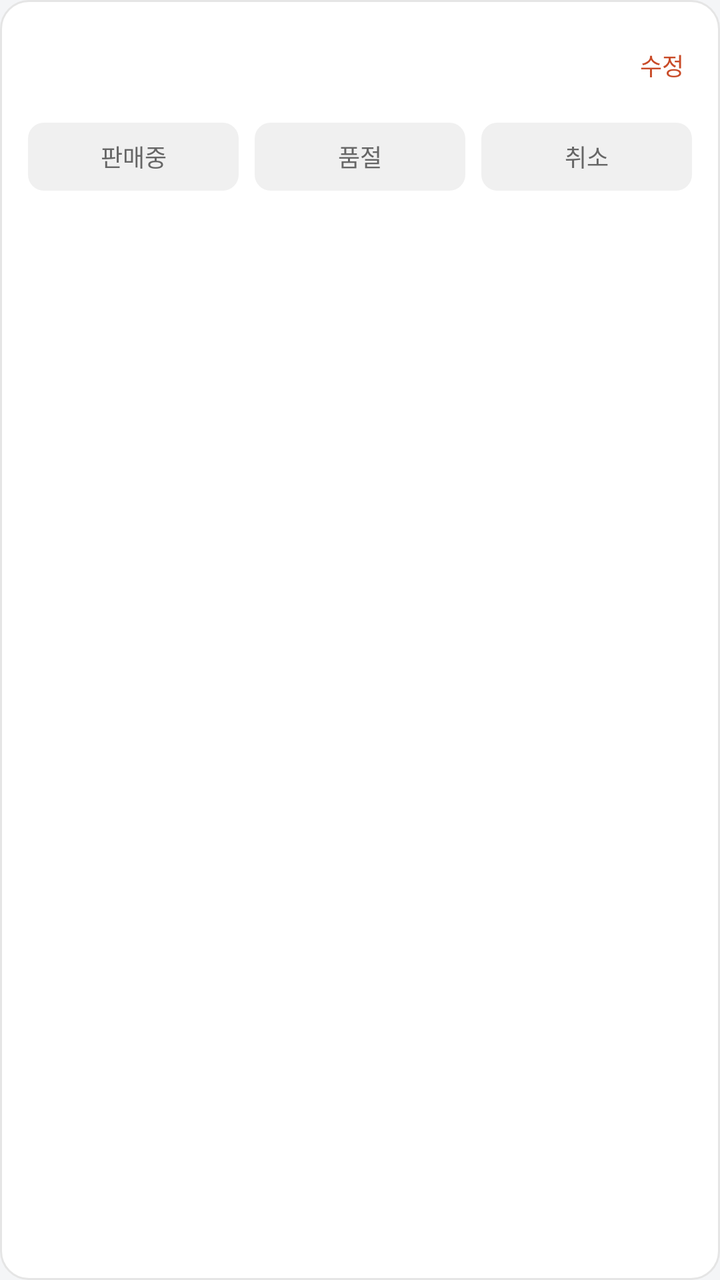
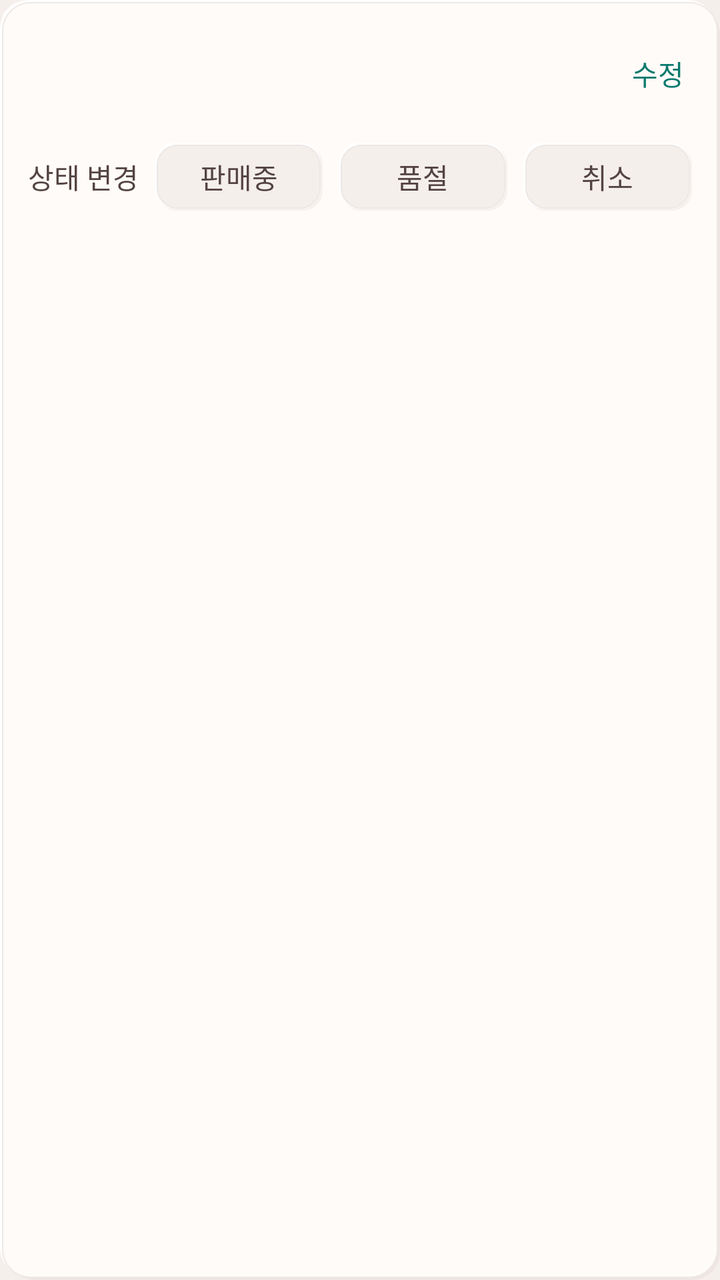

Compare the two renders of this Android layout. The source of the first and the diff that turns it into the second are given below.
<!-- AndroidManifest.xml: application theme Theme.Deuktemsiru_seller -->
<!-- res/layout/item_sale_item.xml -->
<?xml version="1.0" encoding="utf-8"?>

<LinearLayout
    xmlns:android="http://schemas.android.com/apk/res/android"
    android:layout_width="match_parent"
    android:layout_height="wrap_content"
    android:orientation="vertical"
    android:background="@drawable/bg_card_white"
    android:padding="14dp"
    android:layout_marginBottom="10dp">

    <LinearLayout
        android:layout_width="match_parent"
        android:layout_height="wrap_content"
        android:orientation="horizontal"
        android:gravity="center_vertical">

        <TextView
            android:id="@+id/tv_item_emoji"
            android:layout_width="36dp"
            android:layout_height="36dp"
            android:gravity="center"
            android:textSize="20sp" />

        <LinearLayout
            android:layout_width="0dp"
            android:layout_height="wrap_content"
            android:layout_weight="1"
            android:layout_marginStart="10dp"
            android:orientation="vertical">

            <TextView
                android:id="@+id/tv_item_name"
                android:layout_width="wrap_content"
                android:layout_height="wrap_content"
                android:textSize="14sp"
                android:textColor="@color/text"
                android:fontFamily="sans-serif-medium" />

            <TextView
                android:id="@+id/tv_item_detail"
                android:layout_width="wrap_content"
                android:layout_height="wrap_content"
                android:layout_marginTop="2dp"
                android:textSize="12sp"
                android:textColor="@color/text_sub" />

        </LinearLayout>

        <TextView
            android:id="@+id/tv_item_status"
            android:layout_width="wrap_content"
            android:layout_height="wrap_content"
            android:paddingHorizontal="10dp"
            android:paddingVertical="4dp"
            android:textSize="12sp"
            android:fontFamily="sans-serif-medium" />

        <TextView
            android:id="@+id/btn_edit"
            android:layout_width="wrap_content"
            android:layout_height="wrap_content"
            android:text="수정"
            android:textSize="12sp"
            android:textColor="@color/primary"
            android:paddingStart="8dp"
            android:paddingEnd="4dp"
            android:paddingVertical="4dp"
            android:fontFamily="sans-serif-medium"
            android:clickable="true"
            android:focusable="true" />

    </LinearLayout>

    <LinearLayout
        android:layout_width="match_parent"
        android:layout_height="wrap_content"
        android:orientation="horizontal"
        android:layout_marginTop="10dp">

        <TextView
            android:id="@+id/btn_status_available"
            android:layout_width="0dp"
            android:layout_height="34dp"
            android:layout_weight="1"
            android:layout_marginEnd="4dp"
            android:background="@drawable/bg_rounded_muted"
            android:clickable="true"
            android:focusable="true"
            android:foreground="?attr/selectableItemBackground"
            android:gravity="center"
            android:text="판매중"
            android:textSize="12sp"
            android:textColor="@color/text_sub" />

        <TextView
            android:id="@+id/btn_status_soldout"
            android:layout_width="0dp"
            android:layout_height="34dp"
            android:layout_weight="1"
            android:layout_marginHorizontal="4dp"
            android:background="@drawable/bg_rounded_muted"
            android:clickable="true"
            android:focusable="true"
            android:foreground="?attr/selectableItemBackground"
            android:gravity="center"
            android:text="품절"
            android:textSize="12sp"
            android:textColor="@color/text_sub" />

        <TextView
            android:id="@+id/btn_cancel"
            android:layout_width="0dp"
            android:layout_height="34dp"
            android:layout_weight="1"
            android:layout_marginStart="4dp"
            android:background="@drawable/bg_rounded_muted"
            android:clickable="true"
            android:focusable="true"
            android:foreground="?attr/selectableItemBackground"
            android:gravity="center"
            android:text="취소"
            android:textSize="12sp"
            android:textColor="@color/text_sub" />

    </LinearLayout>

</LinearLayout>
<!-- resources referenced by this layout -->
<resources>
  <color name="primary">#FFC94B28</color>
  <color name="text">#FF1A1A1A</color>
  <color name="text_sub">#FF666666</color>
  <!-- drawable bg_card_white (drawable) -->
  <?xml version="1.0" encoding="utf-8"?>
  
  <shape xmlns:android="http://schemas.android.com/apk/res/android"
      android:shape="rectangle">
      <solid android:color="#FFFFFF" />
      <stroke android:width="1dp" android:color="#E5E5E5" />
      <corners android:radius="14dp" />
  </shape>
  <!-- drawable bg_rounded_muted (drawable) -->
  <?xml version="1.0" encoding="utf-8"?>
  
  <shape xmlns:android="http://schemas.android.com/apk/res/android"
      android:shape="rectangle">
      <solid android:color="#F0F0F0" />
      <corners android:radius="8dp" />
  </shape>
  <style name="Theme.Deuktemsiru_seller" parent="Base.Theme.Deuktemsiru_seller" />
  <style name="Base.Theme.Deuktemsiru_seller" parent="Theme.Material3.Light.NoActionBar">
          <item name="colorPrimary">@color/primary</item>
          <item name="colorPrimaryVariant">@color/primary_dark</item>
          <item name="colorOnPrimary">@color/white</item>
          <item name="colorSurface">@color/surface</item>
          <item name="android:colorBackground">@color/surface</item>
          <item name="android:fontFamily">sans-serif</item>
          <item name="bottomNavigationStyle">@style/Widget.App.BottomNav</item>
      </style>
  <color name="primary_dark">#FF8A2F19</color>
  <color name="white">#FFFFFFFF</color>
  <color name="surface">#FFF4F5F7</color>
  <style name="Widget.App.BottomNav" parent="Widget.Material3.BottomNavigationView">
          <item name="itemIconTint">@color/bottom_nav_color</item>
          <item name="itemTextColor">@color/bottom_nav_color</item>
          <item name="itemActiveIndicatorStyle">@style/Widget.App.ActiveIndicator</item>
      </style>
  <style name="Widget.App.ActiveIndicator" parent="Widget.Material3.BottomNavigationView.ActiveIndicator">
          <item name="android:color">@color/primary_light</item>
      </style>
  <color name="primary_light">#FFFFE7DE</color>
</resources>

<!-- the commit's change to res/layout/item_sale_item.xml (unified diff, before → after) -->
@@ -5,7 +5,7 @@
     android:layout_width="match_parent"
     android:layout_height="wrap_content"
     android:orientation="vertical"
-    android:background="@drawable/bg_card_white"
+    android:background="@drawable/bg_card_flat"
     android:padding="14dp"
     android:layout_marginBottom="10dp">
 
@@ -20,7 +20,7 @@
             android:layout_width="36dp"
             android:layout_height="36dp"
             android:gravity="center"
-            android:textSize="20sp" />
+            android:textSize="24sp" />
 
         <LinearLayout
             android:layout_width="0dp"
@@ -33,7 +33,7 @@
                 android:id="@+id/tv_item_name"
                 android:layout_width="wrap_content"
                 android:layout_height="wrap_content"
-                android:textSize="14sp"
+                android:textSize="18sp"
                 android:textColor="@color/text"
                 android:fontFamily="sans-serif-medium" />
 
@@ -42,7 +42,7 @@
                 android:layout_width="wrap_content"
                 android:layout_height="wrap_content"
                 android:layout_marginTop="2dp"
-                android:textSize="12sp"
+                android:textSize="14sp"
                 android:textColor="@color/text_sub" />
 
         </LinearLayout>
@@ -53,7 +53,7 @@
             android:layout_height="wrap_content"
             android:paddingHorizontal="10dp"
             android:paddingVertical="4dp"
-            android:textSize="12sp"
+            android:textSize="14sp"
             android:fontFamily="sans-serif-medium" />
 
         <TextView
@@ -61,7 +61,7 @@
             android:layout_width="wrap_content"
             android:layout_height="wrap_content"
             android:text="수정"
-            android:textSize="12sp"
+            android:textSize="14sp"
             android:textColor="@color/primary"
             android:paddingStart="8dp"
             android:paddingEnd="4dp"
@@ -76,7 +76,16 @@
         android:layout_width="match_parent"
         android:layout_height="wrap_content"
         android:orientation="horizontal"
-        android:layout_marginTop="10dp">
+        android:layout_marginTop="12dp">
+
+        <TextView
+            android:layout_width="wrap_content"
+            android:layout_height="34dp"
+            android:gravity="center"
+            android:layout_marginEnd="8dp"
+            android:text="상태 변경"
+            android:textSize="14sp"
+            android:textColor="@color/text_sub" />
 
         <TextView
             android:id="@+id/btn_status_available"
@@ -90,7 +99,7 @@
             android:foreground="?attr/selectableItemBackground"
             android:gravity="center"
             android:text="판매중"
-            android:textSize="12sp"
+            android:textSize="14sp"
             android:textColor="@color/text_sub" />
 
         <TextView
@@ -105,7 +114,7 @@
             android:foreground="?attr/selectableItemBackground"
             android:gravity="center"
             android:text="품절"
-            android:textSize="12sp"
+            android:textSize="14sp"
             android:textColor="@color/text_sub" />
 
         <TextView
@@ -120,7 +129,7 @@
             android:foreground="?attr/selectableItemBackground"
             android:gravity="center"
             android:text="취소"
-            android:textSize="12sp"
+            android:textSize="14sp"
             android:textColor="@color/text_sub" />
 
     </LinearLayout>
<!-- resource entries referenced after the edit -->
@@ -1,26 +1,59 @@
 <!-- resources referenced by this layout -->
 <resources>
-  <color name="primary">#FFC94B28</color>
-  <color name="text">#FF1A1A1A</color>
-  <color name="text_sub">#FF666666</color>
-  <!-- drawable bg_card_white (drawable) -->
+  <color name="primary">#0B7A6E</color>
+  <color name="text">#FF1A1110</color>
+  <color name="text_sub">#FF534341</color>
+  <!-- drawable bg_card_flat (drawable) -->
   <?xml version="1.0" encoding="utf-8"?>
-  
-  <shape xmlns:android="http://schemas.android.com/apk/res/android"
-      android:shape="rectangle">
-      <solid android:color="#FFFFFF" />
-      <stroke android:width="1dp" android:color="#E5E5E5" />
-      <corners android:radius="14dp" />
-  </shape>
+  <layer-list xmlns:android="http://schemas.android.com/apk/res/android">
+      <item android:left="3dp" android:top="3dp">
+          <shape android:shape="rectangle">
+              <solid android:color="@color/neu_shadow" />
+              <corners android:radius="14dp" />
+          </shape>
+      </item>
+      <item android:right="2dp" android:bottom="2dp">
+          <shape android:shape="rectangle">
+              <solid android:color="@color/neu_highlight" />
+              <corners android:radius="14dp" />
+          </shape>
+      </item>
+      <item android:left="1dp" android:top="1dp" android:right="1dp" android:bottom="1dp">
+          <shape android:shape="rectangle">
+              <solid android:color="@color/surface_alt" />
+              <stroke android:width="0.5dp" android:color="@color/border_light" />
+              <corners android:radius="14dp" />
+          </shape>
+      </item>
+  </layer-list>
   <!-- drawable bg_rounded_muted (drawable) -->
   <?xml version="1.0" encoding="utf-8"?>
-  
-  <shape xmlns:android="http://schemas.android.com/apk/res/android"
-      android:shape="rectangle">
-      <solid android:color="#F0F0F0" />
-      <corners android:radius="8dp" />
-  </shape>
+  <layer-list xmlns:android="http://schemas.android.com/apk/res/android">
+      <item android:left="1dp" android:top="1dp">
+          <shape android:shape="rectangle">
+              <solid android:color="@color/neu_shadow" />
+              <corners android:radius="10dp" />
+          </shape>
+      </item>
+      <item android:right="1dp" android:bottom="1dp">
+          <shape android:shape="rectangle">
+              <solid android:color="@color/neu_highlight" />
+              <corners android:radius="10dp" />
+          </shape>
+      </item>
+      <item android:left="1dp" android:top="1dp" android:right="1dp" android:bottom="1dp">
+          <shape android:shape="rectangle">
+              <solid android:color="@color/surface" />
+              <stroke android:width="0.5dp" android:color="@color/border_light" />
+              <corners android:radius="10dp" />
+          </shape>
+      </item>
+  </layer-list>
   <style name="Theme.Deuktemsiru_seller" parent="Base.Theme.Deuktemsiru_seller" />
+  <color name="neu_shadow">#24C7B3AD</color>
+  <color name="neu_highlight">#FFFFFFFF</color>
+  <color name="surface_alt">#FFFFFBF8</color>
+  <color name="border_light">#FFEDE8E5</color>
   <style name="Base.Theme.Deuktemsiru_seller" parent="Theme.Material3.Light.NoActionBar">
           <item name="colorPrimary">@color/primary</item>
           <item name="colorPrimaryVariant">@color/primary_dark</item>
@@ -28,11 +61,14 @@
           <item name="colorSurface">@color/surface</item>
           <item name="android:colorBackground">@color/surface</item>
           <item name="android:fontFamily">sans-serif</item>
+          <item name="android:navigationBarColor">@color/surface_alt</item>
+          <item name="android:statusBarColor" tools:targetApi="l">@color/surface_alt</item>
+          <item name="android:windowLightStatusBar" tools:targetApi="m">true</item>
           <item name="bottomNavigationStyle">@style/Widget.App.BottomNav</item>
       </style>
-  <color name="primary_dark">#FF8A2F19</color>
+  <color name="primary_dark">#065950</color>
   <color name="white">#FFFFFFFF</color>
-  <color name="surface">#FFF4F5F7</color>
+  <color name="surface">#FFF5EFEC</color>
   <style name="Widget.App.BottomNav" parent="Widget.Material3.BottomNavigationView">
           <item name="itemIconTint">@color/bottom_nav_color</item>
           <item name="itemTextColor">@color/bottom_nav_color</item>
@@ -41,6 +77,6 @@
   <style name="Widget.App.ActiveIndicator" parent="Widget.Material3.BottomNavigationView.ActiveIndicator">
           <item name="android:color">@color/primary_light</item>
       </style>
-  <color name="primary_light">#FFFFE7DE</color>
+  <color name="primary_light">#C8EDEA</color>
 </resources>
 
